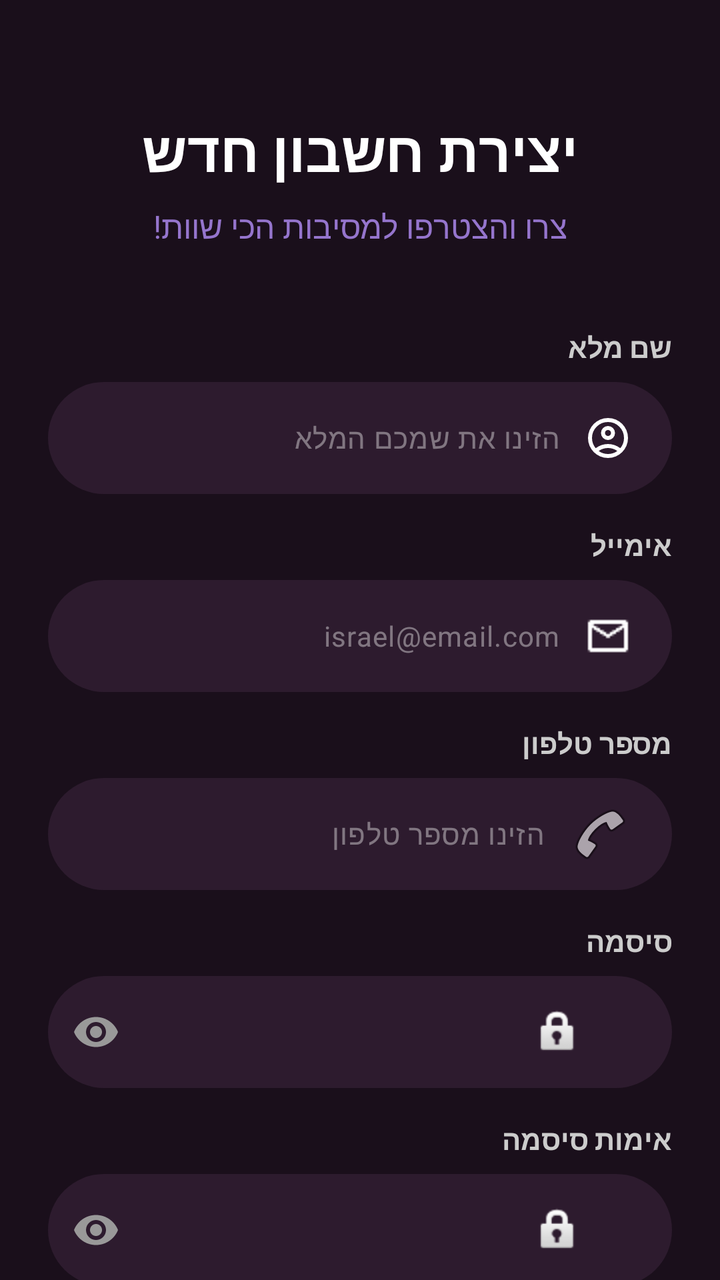
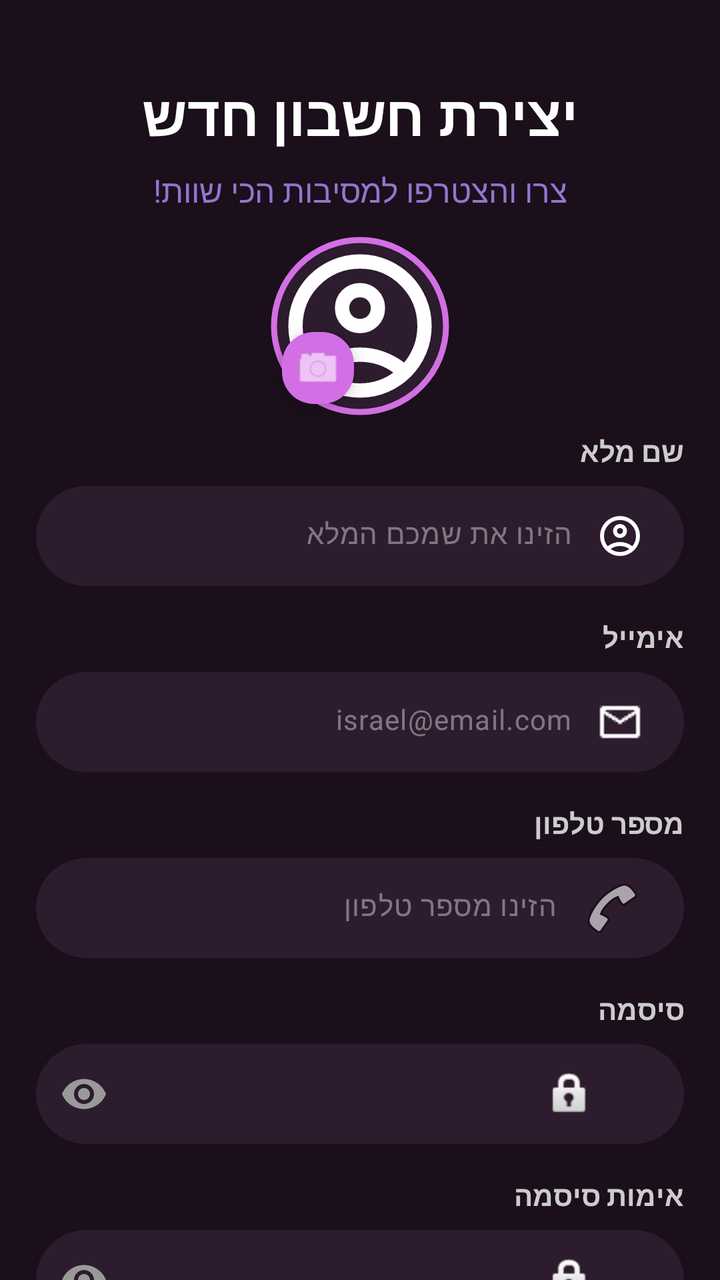

Before-and-after screenshots of an Android layout around one commit, followed by the original layout XML and the change that was made.
<!-- AndroidManifest.xml: application theme Theme.PartyLife -->
<!-- res/layout/activity_register_page.xml -->
<?xml version="1.0" encoding="utf-8"?>
<ScrollView xmlns:android="http://schemas.android.com/apk/res/android"
    xmlns:app="http://schemas.android.com/apk/res-auto"
    xmlns:tools="http://schemas.android.com/tools"
    android:layout_width="match_parent"
    android:layout_height="match_parent"
    android:background="#1A0F1B"
    android:fillViewport="true"
    android:id="@+id/registerpage"
    android:scrollbars="none">

    <androidx.constraintlayout.widget.ConstraintLayout
        android:layout_width="match_parent"
        android:layout_height="wrap_content"
        android:padding="24dp"
        android:layoutDirection="rtl">

        
        <TextView
            android:id="@+id/tvTitle"
            android:layout_width="0dp"
            android:layout_height="wrap_content"
            android:layout_marginTop="32dp"
            android:text="יצירת חשבון חדש"
            android:textColor="#FFFFFF"
            android:textSize="28sp"
            android:textStyle="bold"
            android:gravity="center"
            app:layout_constraintEnd_toEndOf="parent"
            app:layout_constraintStart_toStartOf="parent"
            app:layout_constraintTop_toTopOf="parent" />

        <TextView
            android:id="@+id/tvSubtitle"
            android:layout_width="0dp"
            android:layout_height="wrap_content"
            android:layout_marginTop="8dp"
            android:text="צרו והצטרפו למסיבות הכי שוות!"
            android:textColor="#9575CD"
            android:textSize="16sp"
            android:gravity="center"
            app:layout_constraintEnd_toEndOf="parent"
            app:layout_constraintStart_toStartOf="parent"
            app:layout_constraintTop_toBottomOf="@id/tvTitle" />

        
        <TextView
            android:id="@+id/tvNameLabel"
            android:layout_width="match_parent"
            android:layout_height="wrap_content"
            android:layout_marginTop="40dp"
            android:text="שם מלא"
            android:textColor="#CCCCCC"
            android:textSize="14sp"
            android:textStyle="bold"
            android:gravity="start"
            app:layout_constraintTop_toBottomOf="@id/tvSubtitle" />

        <com.google.android.material.textfield.TextInputLayout
            android:id="@+id/tilFullName"
            android:layout_width="match_parent"
            android:layout_height="wrap_content"
            android:layout_marginTop="8dp"
            app:hintEnabled="false"
            app:boxBackgroundColor="#2D1B2E"
            app:boxBackgroundMode="filled"
            app:boxCornerRadiusBottomEnd="28dp"
            app:boxCornerRadiusBottomStart="28dp"
            app:boxCornerRadiusTopEnd="28dp"
            app:boxCornerRadiusTopStart="28dp"
            app:boxStrokeWidth="0dp"
            app:layout_constraintTop_toBottomOf="@id/tvNameLabel">

            <com.google.android.material.textfield.TextInputEditText
                android:id="@+id/etFullName"
                android:layout_width="match_parent"
                android:layout_height="56dp"
                android:hint="הזינו את שמכם המלא"
                android:textColorHint="#66FFFFFF"
                android:textColor="#FFFFFF"
                android:textSize="14sp"
                android:gravity="center_vertical|start"
                android:drawableStart="@drawable/personimeg"
                android:drawablePadding="12dp"
                android:paddingStart="44dp"
                android:paddingEnd="20dp"
                android:background="@null"
                tools:ignore="RtlCompat" />

        </com.google.android.material.textfield.TextInputLayout>

        
        <TextView
            android:id="@+id/tvEmailLabel"
            android:layout_width="match_parent"
            android:layout_height="wrap_content"
            android:layout_marginTop="16dp"
            android:text="אימייל"
            android:textColor="#CCCCCC"
            android:textSize="14sp"
            android:textStyle="bold"
            android:gravity="start"
            app:layout_constraintTop_toBottomOf="@id/tilFullName" />

        <com.google.android.material.textfield.TextInputLayout
            android:id="@+id/tilEmail"
            android:layout_width="match_parent"
            android:layout_height="wrap_content"
            android:layout_marginTop="8dp"
            app:hintEnabled="false"
            app:boxBackgroundColor="#2D1B2E"
            app:boxBackgroundMode="filled"
            app:boxCornerRadiusBottomEnd="28dp"
            app:boxCornerRadiusBottomStart="28dp"
            app:boxCornerRadiusTopEnd="28dp"
            app:boxCornerRadiusTopStart="28dp"
            app:boxStrokeWidth="0dp"
            app:layout_constraintTop_toBottomOf="@id/tvEmailLabel">

            <com.google.android.material.textfield.TextInputEditText
                android:id="@+id/etEmail"
                android:layout_width="match_parent"
                android:layout_height="56dp"
                android:inputType="textEmailAddress"
                android:hint="israel@email.com"
                android:textColorHint="#66FFFFFF"
                android:textColor="#FFFFFF"
                android:textSize="14sp"
                android:gravity="center_vertical|start"
                android:textDirection="rtl"
                android:drawableStart="@drawable/email"
                android:drawablePadding="12dp"
                android:paddingStart="44dp"
                android:paddingEnd="20dp"
                android:background="@null"
                tools:ignore="RtlCompat"
                />

        </com.google.android.material.textfield.TextInputLayout>

        
        <TextView
            android:id="@+id/tvPhoneLabel"
            android:layout_width="match_parent"
            android:layout_height="wrap_content"
            android:layout_marginTop="16dp"
            android:text="מספר טלפון"
            android:textColor="#CCCCCC"
            android:textSize="14sp"
            android:textStyle="bold"
            android:gravity="start"
            app:layout_constraintTop_toBottomOf="@id/tilEmail" />

        <com.google.android.material.textfield.TextInputLayout
            android:id="@+id/tilPhone"
            android:layout_width="match_parent"
            android:layout_height="wrap_content"
            android:layout_marginTop="8dp"
            app:hintEnabled="false"
            app:boxBackgroundColor="#2D1B2E"
            app:boxBackgroundMode="filled"
            app:boxCornerRadiusBottomEnd="28dp"
            app:boxCornerRadiusBottomStart="28dp"
            app:boxCornerRadiusTopEnd="28dp"
            app:boxCornerRadiusTopStart="28dp"
            app:boxStrokeWidth="0dp"
            app:layout_constraintTop_toBottomOf="@id/tvPhoneLabel">

            <com.google.android.material.textfield.TextInputEditText
                android:id="@+id/etPhone"
                android:layout_width="match_parent"
                android:layout_height="56dp"
                android:inputType="phone"
                android:hint="הזינו מספר טלפון"
                android:textColorHint="#66FFFFFF"
                android:textColor="#FFFFFF"
                android:textSize="14sp"
                android:gravity="center_vertical|right"
                android:textDirection="rtl"
                android:drawableStart="@android:drawable/ic_menu_call"
                android:drawablePadding="12dp"
                android:paddingStart="44dp"
                android:paddingEnd="20dp"
                android:background="@null"
                tools:ignore="RtlCompat" />

        </com.google.android.material.textfield.TextInputLayout>

        
        <TextView
            android:id="@+id/tvPasswordLabel"
            android:layout_width="match_parent"
            android:layout_height="wrap_content"
            android:layout_marginTop="16dp"
            android:text="סיסמה"
            android:textColor="#CCCCCC"
            android:textSize="14sp"
            android:textStyle="bold"
            android:gravity="start"
            app:layout_constraintTop_toBottomOf="@id/tilPhone" />

        <com.google.android.material.textfield.TextInputLayout
            android:id="@+id/tilPassword"
            android:layout_width="match_parent"
            android:layout_height="wrap_content"
            android:layout_marginTop="8dp"
            app:hintEnabled="false"
            app:boxBackgroundColor="#2D1B2E"
            app:boxBackgroundMode="filled"
            app:boxCornerRadiusBottomEnd="28dp"
            app:boxCornerRadiusBottomStart="28dp"
            app:boxCornerRadiusTopEnd="28dp"
            app:boxCornerRadiusTopStart="28dp"
            app:boxStrokeWidth="0dp"
            app:passwordToggleEnabled="true"
            app:passwordToggleTint="#999999"

            app:layout_constraintTop_toBottomOf="@id/tvPasswordLabel">

            <com.google.android.material.textfield.TextInputEditText
                android:id="@+id/etPassword"
                android:layout_width="match_parent"
                android:layout_height="56dp"
                android:inputType="textPassword"
                android:hint="הקלד סיסמא"
                android:textColorHint="#66FFFFFF"
                android:textColor="#FFFFFF"
                android:textSize="14sp"
                android:gravity="center_vertical|start"
                android:textDirection="rtl"
                android:textAlignment="viewStart"
                android:drawableStart="@android:drawable/ic_lock_idle_lock"
                android:drawablePadding="12dp"
                android:paddingStart="44dp"
                android:paddingEnd="48dp"
                android:background="@null"
                tools:ignore="RtlCompat" />

        </com.google.android.material.textfield.TextInputLayout>

        
        <TextView
            android:id="@+id/tvConfirmPasswordLabel"
            android:layout_width="match_parent"
            android:layout_height="wrap_content"
            android:layout_marginTop="16dp"
            android:text="אימות סיסמה"
            android:textColor="#CCCCCC"
            android:textSize="14sp"
            android:textStyle="bold"
            android:gravity="start"
            app:layout_constraintTop_toBottomOf="@id/tilPassword" />

        <com.google.android.material.textfield.TextInputLayout
            android:id="@+id/tilConfirmPassword"
            android:layout_width="match_parent"
            android:layout_height="wrap_content"
            android:layout_marginTop="8dp"
            app:hintEnabled="false"
            app:boxBackgroundColor="#2D1B2E"
            app:boxBackgroundMode="filled"
            app:boxCornerRadiusBottomEnd="28dp"
            app:boxCornerRadiusBottomStart="28dp"
            app:boxCornerRadiusTopEnd="28dp"
            app:boxCornerRadiusTopStart="28dp"
            app:boxStrokeWidth="0dp"
            app:passwordToggleEnabled="true"
            app:passwordToggleTint="#999999"
            android:layoutDirection="rtl"
            app:layout_constraintTop_toBottomOf="@id/tvConfirmPasswordLabel">

            <com.google.android.material.textfield.TextInputEditText
                android:id="@+id/etConfirmPassword"
                android:layout_width="match_parent"
                android:layout_height="56dp"
                android:inputType="textPassword"
                android:hint="וודא סיסמא"
                android:textColorHint="#66FFFFFF"
                android:textColor="#FFFFFF"
                android:textSize="14sp"
                android:gravity="center_vertical|start"
                android:textAlignment="viewStart"
                android:textDirection="rtl"
                android:drawableStart="@android:drawable/ic_lock_idle_lock"
                android:drawablePadding="12dp"
                android:paddingStart="44dp"
                android:paddingEnd="48dp"
                android:background="@null"
                tools:ignore="RtlCompat" />

        </com.google.android.material.textfield.TextInputLayout>

        
        <com.google.android.material.button.MaterialButton
            android:id="@+id/btnRegister"
            android:layout_width="match_parent"
            android:layout_height="56dp"
            android:layout_marginTop="40dp"
            android:text="הרשמה"
            android:textColor="#FFFFFF"
            android:textSize="16sp"
            android:textStyle="bold"
            android:background="@drawable/button_gradient"
            app:backgroundTint="@null"
            app:cornerRadius="28dp"
            app:layout_constraintTop_toBottomOf="@id/tilConfirmPassword" />

        <TextView
            android:id="@+id/tvLoginLink"
            android:layout_width="wrap_content"
            android:layout_height="wrap_content"
            android:layout_marginTop="16dp"
            android:layout_marginBottom="24dp"
            android:text="כבר יש לכם/ן חשבון? התחברו ✓"
            android:textColor="#D36FE4"
            android:textSize="14sp"
            app:layout_constraintBottom_toBottomOf="parent"
            app:layout_constraintEnd_toEndOf="parent"
            app:layout_constraintStart_toStartOf="parent"
            app:layout_constraintTop_toBottomOf="@id/btnRegister" />

    </androidx.constraintlayout.widget.ConstraintLayout>

</ScrollView>
<!-- resources referenced by this layout -->
<resources>
  <!-- drawable button_gradient (drawable) -->
  <?xml version="1.0" encoding="utf-8"?>
  <shape xmlns:android="http://schemas.android.com/apk/res/android">
      <gradient
          android:startColor="#CC56E2"
          android:endColor="#BA39D5"
          android:angle="0"/>
      <corners android:radius="25dp"/>
  </shape>
  <!-- drawable email: png bitmap (drawable, 359 bytes) -->
  <!-- drawable personimeg (drawable) -->
  <vector xmlns:android="http://schemas.android.com/apk/res/android"
      android:width="24dp"
      android:height="24dp"
      android:viewportWidth="960"
      android:viewportHeight="960">
    <path
        android:pathData="M234,684q51,-39 114,-61.5T480,600q69,0 132,22.5T726,684q35,-41 54.5,-93T800,480q0,-133 -93.5,-226.5T480,160q-133,0 -226.5,93.5T160,480q0,59 19.5,111t54.5,93ZM480,520q-59,0 -99.5,-40.5T340,380q0,-59 40.5,-99.5T480,240q59,0 99.5,40.5T620,380q0,59 -40.5,99.5T480,520ZM480,880q-83,0 -156,-31.5T197,763q-54,-54 -85.5,-127T80,480q0,-83 31.5,-156T197,197q54,-54 127,-85.5T480,80q83,0 156,31.5T763,197q54,54 85.5,127T880,480q0,83 -31.5,156T763,763q-54,54 -127,85.5T480,880ZM480,800q53,0 100,-15.5t86,-44.5q-39,-29 -86,-44.5T480,680q-53,0 -100,15.5T294,740q39,29 86,44.5T480,800ZM480,440q26,0 43,-17t17,-43q0,-26 -17,-43t-43,-17q-26,0 -43,17t-17,43q0,26 17,43t43,17ZM480,380ZM480,740Z"
        android:fillColor="#FFFFFF"/>
  </vector>
  <style name="Theme.PartyLife" parent="Base.Theme.PartyLife" />
  <style name="Base.Theme.PartyLife" parent="Theme.Material3.Dark.NoActionBar">
        
  
      </style>
</resources>

<!-- the commit's change to res/layout/activity_register_page.xml (unified diff, before → after) -->
@@ -12,7 +12,7 @@
     <androidx.constraintlayout.widget.ConstraintLayout
         android:layout_width="match_parent"
         android:layout_height="wrap_content"
-        android:padding="24dp"
+        android:padding="18dp"
         android:layoutDirection="rtl">
 
         
@@ -20,7 +20,7 @@
             android:id="@+id/tvTitle"
             android:layout_width="0dp"
             android:layout_height="wrap_content"
-            android:layout_marginTop="32dp"
+            android:layout_marginTop="20dp"
             android:text="יצירת חשבון חדש"
             android:textColor="#FFFFFF"
             android:textSize="28sp"
@@ -44,17 +44,51 @@
             app:layout_constraintTop_toBottomOf="@id/tvTitle" />
 
         
+        <FrameLayout
+            android:id="@+id/flProfileImageContainer"
+            android:layout_width="90dp"
+            android:layout_height="90dp"
+            android:layout_marginTop="12dp"
+            app:layout_constraintEnd_toEndOf="parent"
+            app:layout_constraintStart_toStartOf="parent"
+            app:layout_constraintTop_toBottomOf="@id/tvSubtitle">
+
+            <com.google.android.material.imageview.ShapeableImageView
+                android:id="@+id/ivProfileImage"
+                android:layout_width="match_parent"
+                android:layout_height="match_parent"
+                android:padding="2dp"
+                android:src="@drawable/personimeg"
+                android:scaleType="centerCrop"
+                app:strokeColor="#D36FE4"
+                app:strokeWidth="3dp"
+                app:shapeAppearanceOverlay="@style/CircleImage"
+                android:background="#2D1B2E" />
+
+            <com.google.android.material.floatingactionbutton.FloatingActionButton
+                android:id="@+id/fabAddPhoto"
+                android:layout_width="wrap_content"
+                android:layout_height="wrap_content"
+                android:layout_gravity="bottom|end"
+                android:src="@android:drawable/ic_menu_camera"
+                app:fabCustomSize="36dp"
+                app:backgroundTint="#D36FE4"
+                app:tint="#FFFFFF"
+                tools:ignore="ContentDescription" />
+        </FrameLayout>
+
+        
         <TextView
             android:id="@+id/tvNameLabel"
             android:layout_width="match_parent"
             android:layout_height="wrap_content"
-            android:layout_marginTop="40dp"
+            android:layout_marginTop="8dp"
             android:text="שם מלא"
             android:textColor="#CCCCCC"
             android:textSize="14sp"
             android:textStyle="bold"
             android:gravity="start"
-            app:layout_constraintTop_toBottomOf="@id/tvSubtitle" />
+            app:layout_constraintTop_toBottomOf="@id/flProfileImageContainer" />
 
         <com.google.android.material.textfield.TextInputLayout
             android:id="@+id/tilFullName"
@@ -74,7 +108,7 @@
             <com.google.android.material.textfield.TextInputEditText
                 android:id="@+id/etFullName"
                 android:layout_width="match_parent"
-                android:layout_height="56dp"
+                android:layout_height="50dp"
                 android:hint="הזינו את שמכם המלא"
                 android:textColorHint="#66FFFFFF"
                 android:textColor="#FFFFFF"
@@ -120,7 +154,7 @@
             <com.google.android.material.textfield.TextInputEditText
                 android:id="@+id/etEmail"
                 android:layout_width="match_parent"
-                android:layout_height="56dp"
+                android:layout_height="50dp"
                 android:inputType="textEmailAddress"
                 android:hint="israel@email.com"
                 android:textColorHint="#66FFFFFF"
@@ -133,8 +167,7 @@
                 android:paddingStart="44dp"
                 android:paddingEnd="20dp"
                 android:background="@null"
-                tools:ignore="RtlCompat"
-                />
+                tools:ignore="RtlCompat" />
 
         </com.google.android.material.textfield.TextInputLayout>
 
@@ -169,7 +202,7 @@
             <com.google.android.material.textfield.TextInputEditText
                 android:id="@+id/etPhone"
                 android:layout_width="match_parent"
-                android:layout_height="56dp"
+                android:layout_height="50dp"
                 android:inputType="phone"
                 android:hint="הזינו מספר טלפון"
                 android:textColorHint="#66FFFFFF"
@@ -214,13 +247,12 @@
             app:boxStrokeWidth="0dp"
             app:passwordToggleEnabled="true"
             app:passwordToggleTint="#999999"
-
             app:layout_constraintTop_toBottomOf="@id/tvPasswordLabel">
 
             <com.google.android.material.textfield.TextInputEditText
                 android:id="@+id/etPassword"
                 android:layout_width="match_parent"
-                android:layout_height="56dp"
+                android:layout_height="50dp"
                 android:inputType="textPassword"
                 android:hint="הקלד סיסמא"
                 android:textColorHint="#66FFFFFF"
@@ -272,7 +304,7 @@
             <com.google.android.material.textfield.TextInputEditText
                 android:id="@+id/etConfirmPassword"
                 android:layout_width="match_parent"
-                android:layout_height="56dp"
+                android:layout_height="50dp"
                 android:inputType="textPassword"
                 android:hint="וודא סיסמא"
                 android:textColorHint="#66FFFFFF"
<!-- resource entries referenced after the edit -->
@@ -20,6 +20,9 @@
         android:pathData="M234,684q51,-39 114,-61.5T480,600q69,0 132,22.5T726,684q35,-41 54.5,-93T800,480q0,-133 -93.5,-226.5T480,160q-133,0 -226.5,93.5T160,480q0,59 19.5,111t54.5,93ZM480,520q-59,0 -99.5,-40.5T340,380q0,-59 40.5,-99.5T480,240q59,0 99.5,40.5T620,380q0,59 -40.5,99.5T480,520ZM480,880q-83,0 -156,-31.5T197,763q-54,-54 -85.5,-127T80,480q0,-83 31.5,-156T197,197q54,-54 127,-85.5T480,80q83,0 156,31.5T763,197q54,54 85.5,127T880,480q0,83 -31.5,156T763,763q-54,54 -127,85.5T480,880ZM480,800q53,0 100,-15.5t86,-44.5q-39,-29 -86,-44.5T480,680q-53,0 -100,15.5T294,740q39,29 86,44.5T480,800ZM480,440q26,0 43,-17t17,-43q0,-26 -17,-43t-43,-17q-26,0 -43,17t-17,43q0,26 17,43t43,17ZM480,380ZM480,740Z"
         android:fillColor="#FFFFFF"/>
   </vector>
+  <style name="CircleImage">
+          <item name="cornerSize">50%</item>
+      </style>
   <style name="Theme.PartyLife" parent="Base.Theme.PartyLife" />
   <style name="Base.Theme.PartyLife" parent="Theme.Material3.Dark.NoActionBar">
         
